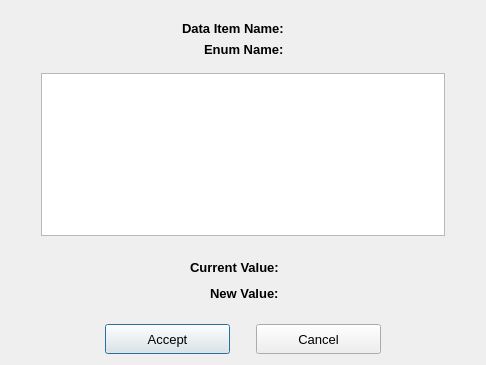
epw7856/TCP_Client, file TCP_Client/EnumSelectionDialog.ui: the form before one commit.
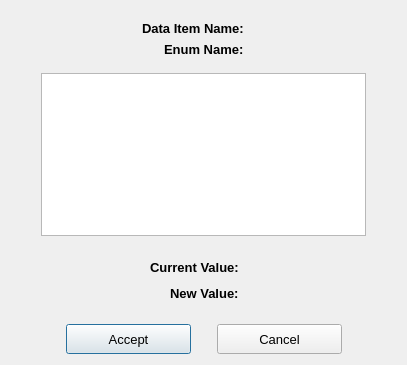
The form after the commit.

Commit message: Adjusted size of the enum selection dialog.

Patch:
```diff
--- a/TCP_Client/EnumSelectionDialog.ui
+++ b/TCP_Client/EnumSelectionDialog.ui
@@ -9,7 +9,7 @@
    <rect>
     <x>0</x>
     <y>0</y>
-    <width>486</width>
+    <width>407</width>
     <height>365</height>
    </rect>
   </property>
```
